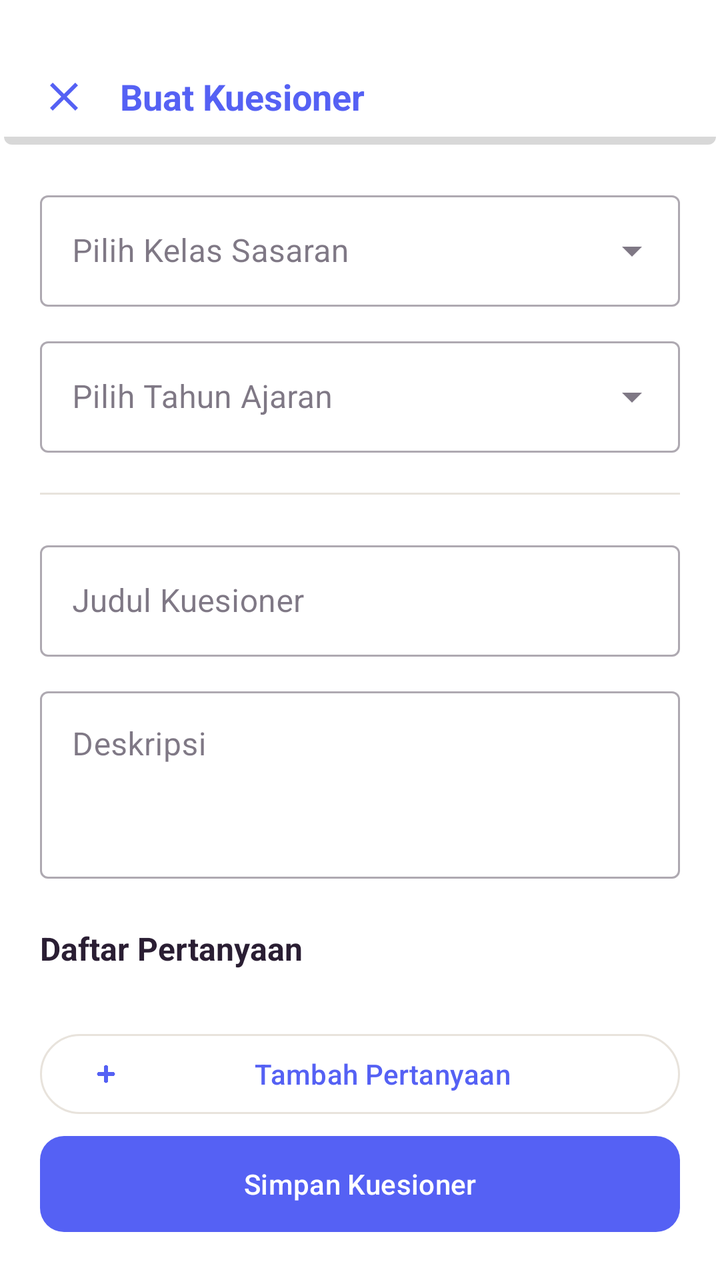
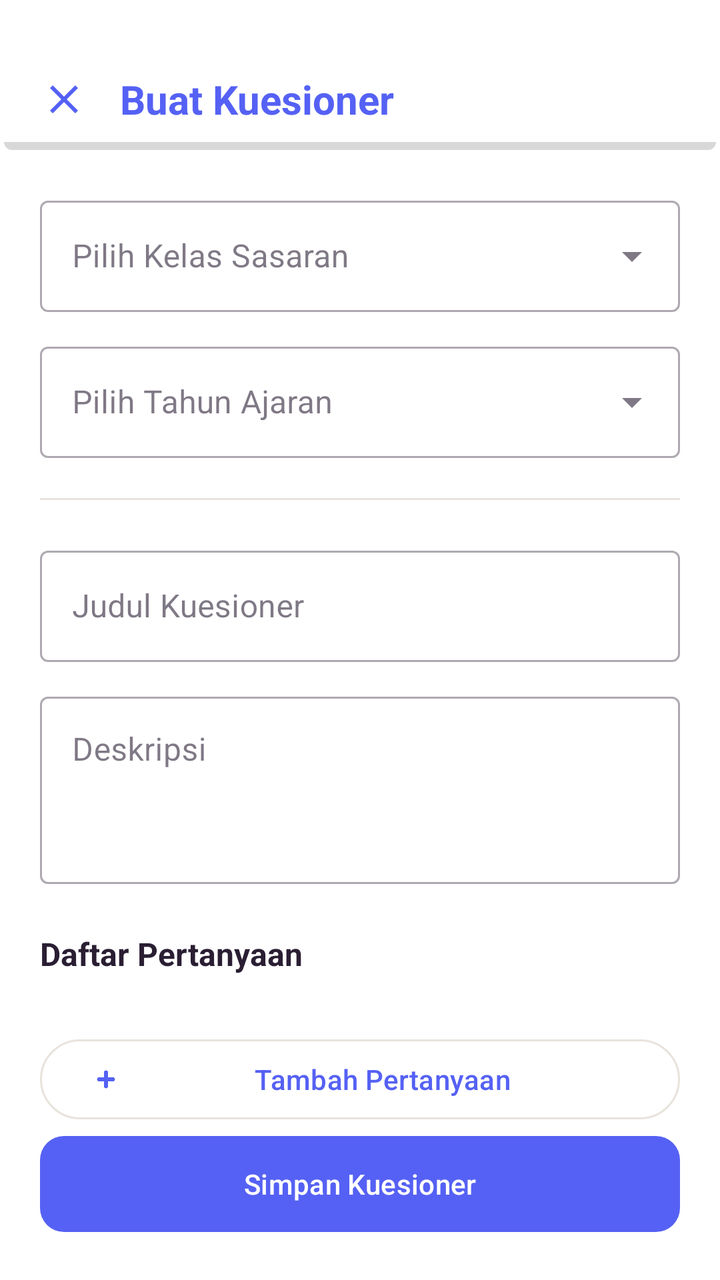

The first picture is an Android layout as it rendered before a commit; the second is the same layout after the commit. The layout source and the unified diff follow.
<!-- AndroidManifest.xml: application theme Theme.BkNova -->
<!-- res/layout/fragment_create_kuesioner.xml -->
<?xml version="1.0" encoding="utf-8"?>
<androidx.constraintlayout.widget.ConstraintLayout xmlns:android="http://schemas.android.com/apk/res/android"
    xmlns:app="http://schemas.android.com/apk/res-auto"
    android:layout_width="match_parent"
    android:layout_height="match_parent"
    android:background="@color/white">

    <androidx.constraintlayout.widget.ConstraintLayout
        android:id="@+id/header"
        android:layout_width="match_parent"
        android:layout_height="wrap_content"
        android:paddingTop="36dp"
        android:paddingBottom="12dp"
        android:paddingHorizontal="20dp"
        android:background="@drawable/bg_header"
        app:layout_constraintTop_toTopOf="parent">

        <ImageView
            android:id="@+id/btn_back_create"
            android:layout_width="24dp"
            android:layout_height="24dp"
            android:src="@drawable/ic_close"
            app:layout_constraintBottom_toBottomOf="parent"
            app:layout_constraintStart_toStartOf="parent"
            app:layout_constraintTop_toTopOf="parent"
            app:tint="@color/brand_primary"
            android:clickable="true"
            android:focusable="true"
            android:background="?attr/selectableItemBackgroundBorderless" />

        <TextView
            android:layout_width="wrap_content"
            android:layout_height="wrap_content"
            android:layout_marginStart="16dp"
            android:text="Buat Kuesioner"
            android:textColor="@color/brand_primary"
            android:textSize="18sp"
            android:textStyle="bold"
            app:layout_constraintBottom_toBottomOf="parent"
            app:layout_constraintStart_toEndOf="@id/btn_back_create"
            app:layout_constraintTop_toTopOf="parent" />

    </androidx.constraintlayout.widget.ConstraintLayout>

    <androidx.core.widget.NestedScrollView
        android:layout_width="match_parent"
        android:layout_height="0dp"
        android:fillViewport="true"
        app:layout_constraintBottom_toTopOf="@id/btn_save_kuesioner"
        app:layout_constraintTop_toBottomOf="@id/header">

        <LinearLayout
            android:layout_width="match_parent"
            android:layout_height="wrap_content"
            android:orientation="vertical"
            android:padding="20dp">

            <com.google.android.material.textfield.TextInputLayout
                android:id="@+id/til_pilih_kelas"
                style="@style/Widget.MaterialComponents.TextInputLayout.OutlinedBox.ExposedDropdownMenu"
                android:layout_width="match_parent"
                android:layout_height="wrap_content"
                android:hint="Pilih Kelas Sasaran">
                <AutoCompleteTextView
                    android:layout_width="match_parent"
                    android:layout_height="wrap_content"
                    android:inputType="none" />
            </com.google.android.material.textfield.TextInputLayout>

            <com.google.android.material.textfield.TextInputLayout
                android:id="@+id/til_pilih_tahun"
                style="@style/Widget.MaterialComponents.TextInputLayout.OutlinedBox.ExposedDropdownMenu"
                android:layout_width="match_parent"
                android:layout_height="wrap_content"
                android:layout_marginTop="12dp"
                android:hint="Pilih Tahun Ajaran">
                <AutoCompleteTextView
                    android:layout_width="match_parent"
                    android:layout_height="wrap_content"
                    android:inputType="none" />
            </com.google.android.material.textfield.TextInputLayout>

            <View
                android:layout_width="match_parent"
                android:layout_height="1dp"
                android:background="@color/divider_color"
                android:layout_marginVertical="20dp" />

            <com.google.android.material.textfield.TextInputLayout
                android:id="@+id/til_judul"
                style="@style/Widget.MaterialComponents.TextInputLayout.OutlinedBox"
                android:layout_width="match_parent"
                android:layout_height="wrap_content"
                android:hint="Judul Kuesioner">
                <com.google.android.material.textfield.TextInputEditText
                    android:layout_width="match_parent"
                    android:layout_height="wrap_content" />
            </com.google.android.material.textfield.TextInputLayout>

            <com.google.android.material.textfield.TextInputLayout
                android:id="@+id/til_deskripsi"
                style="@style/Widget.MaterialComponents.TextInputLayout.OutlinedBox"
                android:layout_width="match_parent"
                android:layout_height="wrap_content"
                android:layout_marginTop="12dp"
                android:hint="Deskripsi">
                <com.google.android.material.textfield.TextInputEditText
                    android:layout_width="match_parent"
                    android:layout_height="wrap_content"
                    android:minLines="3"
                    android:gravity="top" />
            </com.google.android.material.textfield.TextInputLayout>

            <TextView
                android:layout_width="wrap_content"
                android:layout_height="wrap_content"
                android:layout_marginTop="24dp"
                android:text="Daftar Pertanyaan"
                android:textStyle="bold"
                android:textColor="@color/text_color_primary"
                android:textSize="16sp" />

            <LinearLayout
                android:id="@+id/container_soal"
                android:layout_width="match_parent"
                android:layout_height="wrap_content"
                android:orientation="vertical"
                android:layout_marginTop="12dp" />

            <com.google.android.material.button.MaterialButton
                android:id="@+id/btn_add_soal"
                style="@style/Widget.Material3.Button.OutlinedButton"
                android:layout_width="match_parent"
                android:layout_height="wrap_content"
                android:layout_marginTop="16dp"
                android:text="Tambah Pertanyaan"
                app:icon="@drawable/img_16" />

        </LinearLayout>
    </androidx.core.widget.NestedScrollView>

    <com.google.android.material.button.MaterialButton
        android:id="@+id/btn_save_kuesioner"
        android:layout_width="match_parent"
        android:layout_height="56dp"
        android:layout_margin="20dp"
        android:text="Simpan Kuesioner"
        app:cornerRadius="12dp"
        app:layout_constraintBottom_toBottomOf="parent" />

</androidx.constraintlayout.widget.ConstraintLayout>
<!-- resources referenced by this layout -->
<resources>
  <color name="brand_primary">#5561F4</color>
  <color name="divider_color">#E8E3DC</color>
  <color name="text_color_primary">#2A1E33</color>
  <color name="white">#FFFFFFFF</color>
  <!-- drawable bg_header (drawable) -->
  <?xml version="1.0" encoding="utf-8"?>
  <layer-list xmlns:android="http://schemas.android.com/apk/res/android">
  
      
      <item
          android:left="2dp"
          android:right="2dp"
          android:top="4dp">
          <shape android:shape="rectangle">
              <solid android:color="#27000000"/>
              <corners android:radius="4dp" />
          </shape>
      </item>
  
      
      <item
          android:right="0dp"
          android:bottom="4dp">
          <shape android:shape="rectangle">
              <solid android:color="#FFFFFF" />
          </shape>
      </item>
  
  </layer-list>
  <!-- drawable ic_close (drawable) -->
  <vector xmlns:android="http://schemas.android.com/apk/res/android"
      android:width="24dp"
      android:height="24dp"
      android:viewportWidth="24"
      android:viewportHeight="24">
      <path
          android:fillColor="#FF000000"
          android:pathData="M19,6.41L17.59,5L12,10.59L6.41,5L5,6.41L10.59,12L5,17.59L6.41,19L12,13.41L17.59,19L19,17.59L13.41,12L19,6.41Z" />
  </vector>
  <style name="Theme.BkNova" parent="Base.Theme.BkNova" />
  <style name="Base.Theme.BkNova" parent="Theme.Material3.Light.NoActionBar">
  
          
          <item name="colorPrimary">@color/brand_primary</item>
          <item name="colorOnPrimary">@color/white</item>
          <item name="colorPrimaryContainer">@color/brand_soft</item>
          <item name="colorOnPrimaryContainer">@color/text_color_primary</item>
  
          <item name="colorSecondary">@color/accent_pink</item>
          
          <item name="colorOnSecondary">@color/text_color_primary</item>
          <item name="colorSecondaryContainer">@color/accent_pink_soft</item>
          <item name="colorOnSecondaryContainer">@color/text_color_primary</item>
  
          <item name="colorTertiary">@color/accent_peach</item>
          <item name="colorOnTertiary">@color/text_color_primary</item>
          <item name="colorTertiaryContainer">@color/accent_peach_soft</item>
          <item name="colorOnTertiaryContainer">@color/text_color_primary</item>
  
          <item name="colorSurface">@color/white</item>
          <item name="colorOnSurface">@color/text_color_primary</item>
          <item name="colorSurfaceVariant">@color/background_cream</item>
          <item name="colorOnSurfaceVariant">@color/text_color_secondary</item>
          <item name="android:colorBackground">@color/background_cream</item>
          <item name="colorOnBackground">@color/text_color_primary</item>
  
          <item name="colorOutline">@color/divider_color</item>
          <item name="colorOutlineVariant">@color/divider_color</item>
  
          <item name="colorError">@color/red_text</item>
          <item name="colorOnError">@color/white</item>
          <item name="colorErrorContainer">@color/red_light</item>
          <item name="colorOnErrorContainer">@color/red_text</item>
  
          <item name="android:windowBackground">@color/background_cream</item>
  
          
          <item name="android:statusBarColor">@android:color/transparent</item>
          <item name="android:navigationBarColor">@android:color/transparent</item>
          <item name="android:windowLightStatusBar">true</item>
          
          <item name="android:enforceNavigationBarContrast" tools:targetApi="q">false</item>
          <item name="android:enforceStatusBarContrast" tools:targetApi="q">false</item>
      </style>
  <color name="brand_soft">#F0E6FC</color>
  <color name="accent_pink">#FF7FAF</color>
  <color name="accent_pink_soft">#FFECF3</color>
  <color name="accent_peach">#FFC6BF</color>
  <color name="accent_peach_soft">#FFE8E5</color>
  <color name="background_cream">#F8F7F2</color>
  <color name="text_color_secondary">#6B5E75</color>
  <color name="red_text">#DC2626</color>
  <color name="red_light">#FEE2E2</color>
  <!-- unchanged entries left out for length: 1 -->
</resources>

<!-- the commit's change to res/layout/fragment_create_kuesioner.xml (unified diff, before → after) -->
@@ -34,7 +34,7 @@
             android:layout_marginStart="16dp"
             android:text="Buat Kuesioner"
             android:textColor="@color/brand_primary"
-            android:textSize="18sp"
+            android:textSize="20sp"
             android:textStyle="bold"
             app:layout_constraintBottom_toBottomOf="parent"
             app:layout_constraintStart_toEndOf="@id/btn_back_create"
